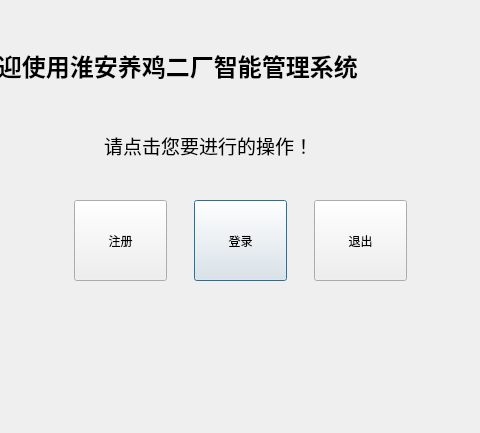
Before: the Qt Designer form welcome/welcome.ui in muyulong/pi_gateway, drawn with Qt 5; both pictures show x 126 to 606 and y 0 to 433 of the 700 by 433 pixel window.
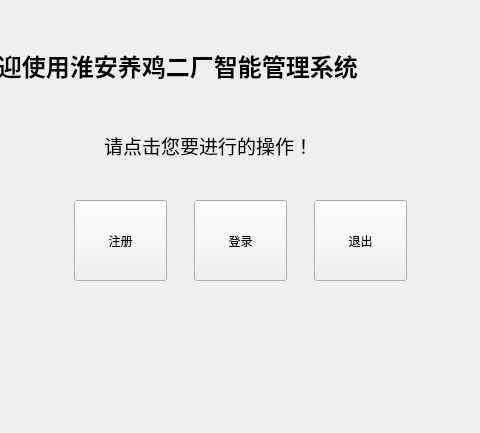
After: the same form once the commit is applied.

```diff
--- a/welcome/welcome.ui
+++ b/welcome/welcome.ui
@@ -1,7 +1,7 @@
 <?xml version="1.0" encoding="UTF-8"?>
 <ui version="4.0">
  <class>welcome</class>
- <widget class="QDialog" name="welcome">
+ <widget class="QWidget" name="welcome">
   <property name="geometry">
    <rect>
     <x>0</x>
```
Left out of the diff: 2 changed lines with no effect on the pictures.
